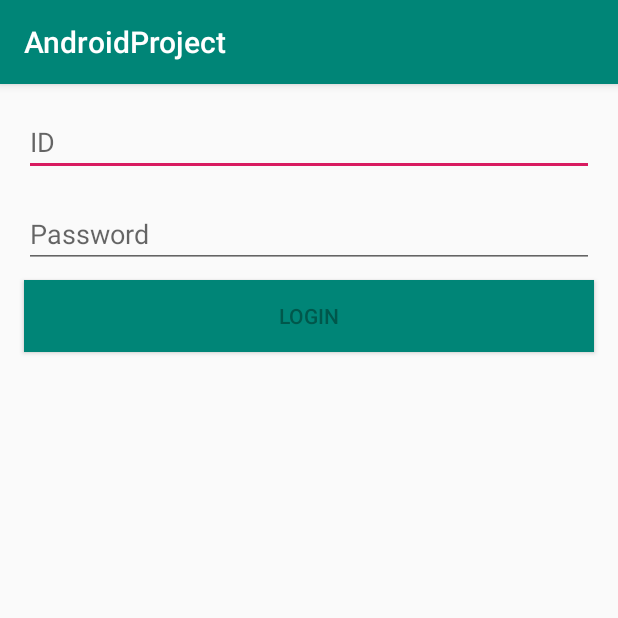
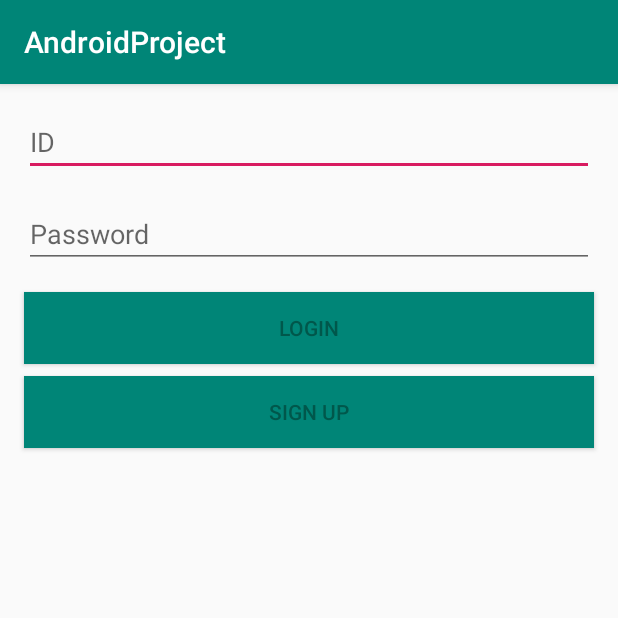
Before and after one commit to returnICE/capstone, an Android app: the screen it shows after launch (MainActivity), on a phone screen of 412 x 824 dp, the top half of it. Run offline under Robolectric (Android 15) with nearby library versions, the phone set to English and light mode, and no system bars.

Commit message:
dev #Ha02 - 회원가입 페이지 구현

```diff
--- a/ANDROID/app/src/main/java/com/capstone/androidproject/MainActivity.kt
+++ b/ANDROID/app/src/main/java/com/capstone/androidproject/MainActivity.kt
@@ -1,16 +1,20 @@
 package com.capstone.androidproject
 
+import android.content.Intent
 import androidx.appcompat.app.AppCompatActivity
 import android.os.Bundle
+import android.widget.Button
 import android.widget.Toast
 import com.capstone.androidproject.Response.LoginResponse
 import com.capstone.androidproject.ServerConfig.ServerConnect
 import com.capstone.androidproject.SharedPreferenceConfig.App
 import kotlinx.android.synthetic.main.activity_main.*
+
 import org.jetbrains.anko.startActivity
 import retrofit2.Call
 import retrofit2.Callback
 import retrofit2.Response
+
 
 class MainActivity : AppCompatActivity() {
 
@@ -18,16 +22,24 @@ class MainActivity : AppCompatActivity() {
         super.onCreate(savedInstanceState)
         setContentView(R.layout.activity_main)
 
+        val go_intent = findViewById(R.id.btnSignup) as Button
+            go_intent.setOnClickListener{
+                val intent = Intent(this@MainActivity, SignupActivity::class.java)
+                startActivity(intent)
+            }
+
+
         if (App.prefs.ID != "") {
             login(App.prefs.ID, App.prefs.PW)
         }//로그인 돼있으면 바로 로그인
         //shared preference에 정보 저장돼있으면 로그인 돼있는걸로 판단함
 
-        loginBtn.setOnClickListener {
+        btnLogin.setOnClickListener {
             var id = textId.text.toString()
             var pw = textPassword.text.toString()
             login(id, pw)
         }
+
     }
 
     fun login(id: String, pw: String) {
@@ -62,7 +74,9 @@ class MainActivity : AppCompatActivity() {
             }
         })
     }
+
 }
+
 
 // 토큰인증방식은 아직 안함. 어렵더라ㅅㅂ
 // https://kimch3617.tistory.com/entry/Retrofit%EC%9D%84-%EC%9D%B4%EC%9A%A9%ED%95%9C-%ED%86%A0%ED%81%B0-%EC%9D%B8%EC%A6%9D-%EB%B0%A9%EC%8B%9D-%EA%B5%AC%ED%98%84
--- a/ANDROID/app/src/main/res/layout/activity_main.xml
+++ b/ANDROID/app/src/main/res/layout/activity_main.xml
@@ -39,15 +39,30 @@
         android:text="Login"
         android:layout_width="0dp"
         android:layout_height="wrap_content"
-        android:id="@+id/loginBtn"
+        android:id="@+id/btnLogin"
         android:layout_marginStart="16dp"
         app:layout_constraintStart_toStartOf="parent"
         android:layout_marginEnd="16dp"
         app:layout_constraintEnd_toEndOf="parent"
-        android:layout_marginTop="8dp"
+        android:layout_marginTop="16dp"
         app:layout_constraintTop_toBottomOf="@+id/textPassword"
         android:background="@color/colorPrimary"
         android:textColor="@color/colorPrimaryDark"
         app:layout_constraintHorizontal_bias="0.0"/>
 
+    <Button
+        android:id="@+id/btnSignup"
+        android:layout_width="0dp"
+        android:layout_height="wrap_content"
+        android:layout_marginStart="16dp"
+        android:layout_marginTop="8dp"
+        android:layout_marginEnd="16dp"
+        android:background="@color/colorPrimary"
+        android:text="SiGN UP"
+        android:textColor="@color/colorPrimaryDark"
+        app:layout_constraintEnd_toEndOf="parent"
+        app:layout_constraintHorizontal_bias="0.0"
+        app:layout_constraintStart_toStartOf="parent"
+        app:layout_constraintTop_toBottomOf="@+id/btnLogin" />
+
 </androidx.constraintlayout.widget.ConstraintLayout>
--- a/ANDROID/app/src/main/res/values/strings.xml
+++ b/ANDROID/app/src/main/res/values/strings.xml
@@ -1,4 +1,5 @@
 <resources>
     <string name="app_name">AndroidProject</string>
     <string name="title_activity_example">ExampleActivity</string>
+    <string name="title_activity_signup">SignupActivity</string>
 </resources>
--- a/ANDROID/app/src/main/res/values/url.xml
+++ b/ANDROID/app/src/main/res/values/url.xml
@@ -1,4 +1,4 @@
 <?xml version="1.0" encoding="UTF-8"?>
 <resources>
-    <string name="URL">http://192.168.0.2:3000/</string>
+    <string name="URL">http://192.168.123.49:3000/</string>
 </resources>
```
Also changed, not shown: ANDROID/app/src/main/AndroidManifest.xml (+9 -7 lines), ANDROID/app/src/main/java/com/capstone/androidproject/SignupActivity.kt (added, +19 -0 lines), ANDROID/app/src/main/res/layout/activity_signup.xml (added, +143 -0 lines), ANDROID/app/src/main/res/layout/content_signup.xml (added, +11 -0 lines), 1 other file.
